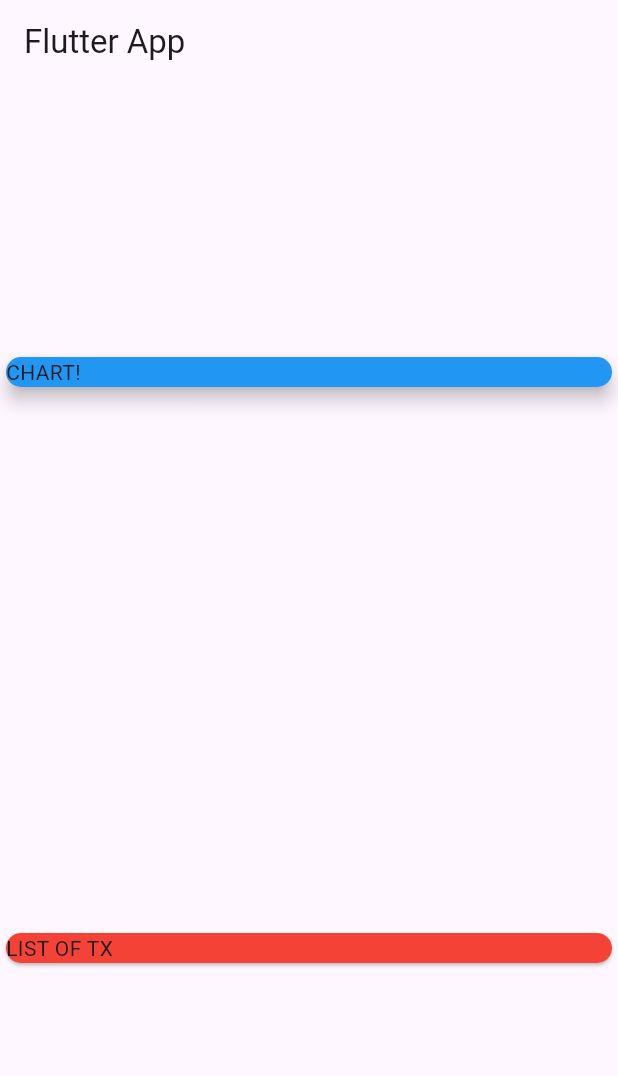
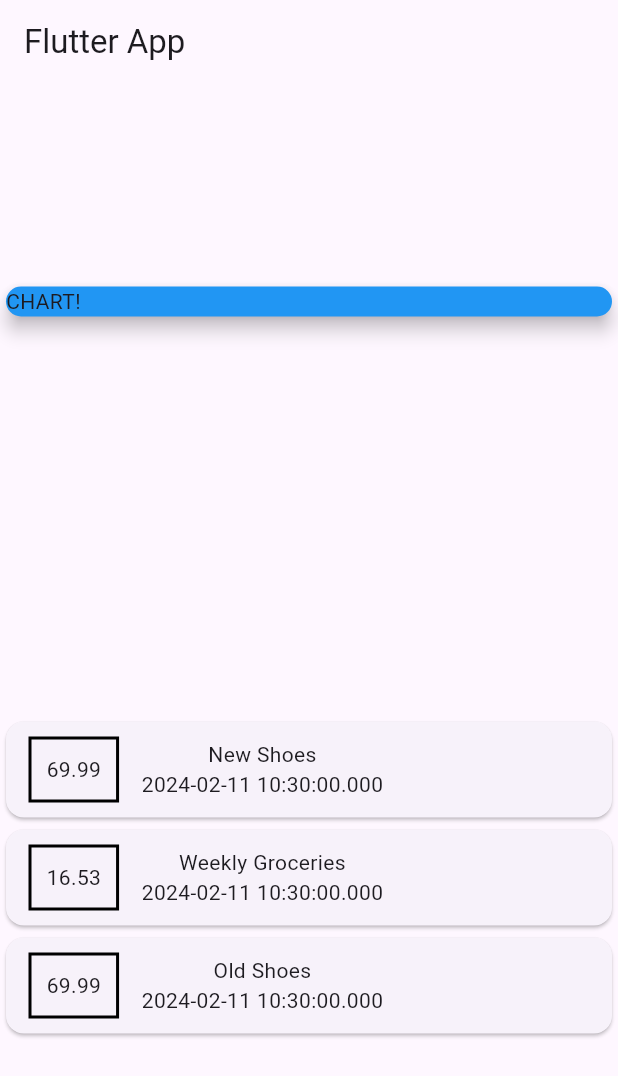
Before and after one commit to robertruben98/flutter_complete_guide, a Flutter app: the screen it shows after launch, on a phone screen of 412 x 824 dp. Shown: the top 1076 px of the screen. Run offline on Flutter 3.47's test engine with Material 3 defaults, Android fonts, the phone set to English and light mode, and no system bars.

Commit message:
ADD: styling a container

```diff
--- a/lib/main.dart
+++ b/lib/main.dart
@@ -1,4 +1,5 @@
 import 'package:flutter/material.dart';
+import './transactions.dart';
 
 // import 'apps/quiz/quiz_app.dart';
 
@@ -13,6 +14,18 @@ class MyApp extends StatelessWidget {
 }
 
 class MyHomePage extends StatelessWidget {
+  final List<Transaction> transactions = [
+    Transaction(
+        id: 't1', title: 'New Shoes', amount: 69.99, date: DateTime.now()),
+    Transaction(
+        id: 't1',
+        title: 'Weekly Groceries',
+        amount: 16.53,
+        date: DateTime.now()),
+    Transaction(
+        id: 't1', title: 'Old Shoes', amount: 69.99, date: DateTime.now()),
+  ];
+
   @override
   Widget build(BuildContext context) {
     return Scaffold(
@@ -29,9 +42,27 @@ class MyHomePage extends StatelessWidget {
                 elevation: 5,
               ),
             ),
-            Card(
-                color: Colors.red,
-                child: Text('LIST OF TX'))
+            Column(
+              children: transactions.map((tx) {
+                return Card(
+                    child: Row(
+                  children: [
+                    Container(
+                        margin:
+                            EdgeInsets.symmetric(vertical: 10, horizontal: 15),
+                        padding: EdgeInsets.all(10),
+                        decoration: BoxDecoration(border: Border.all(color: Colors.black, width: 2)),
+                        child: Text(tx.amount.toString())),
+                    Column(
+                      children: <Widget>[
+                        Text(tx.title),
+                        Text(tx.date.toString())
+                      ],
+                    )
+                  ],
+                ));
+              }).toList(),
+            )
           ],
         ));
   }
--- /dev/null
+++ b/lib/transactions.dart
@@ -0,0 +1,12 @@
+class Transaction {
+  final String id;
+  final String title;
+  final double amount;
+  final DateTime date;
+
+  Transaction(
+      {required this.id,
+      required this.title,
+      required this.amount,
+      required this.date});
+}
```
